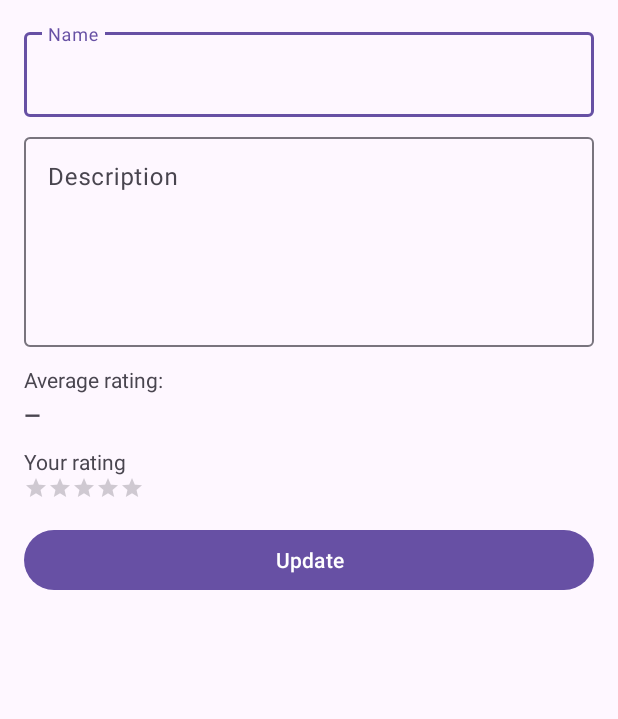
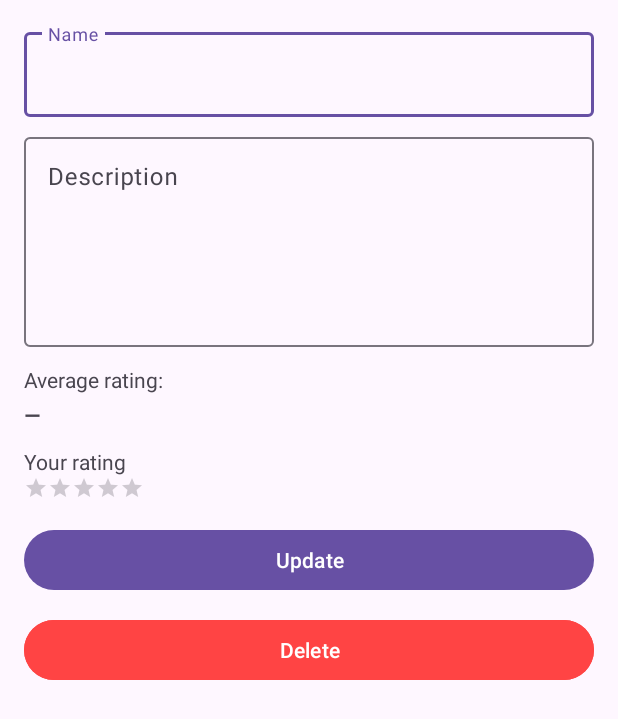
Before and after one commit to dujo09/ChefsBook, an Android app: the RecipeDetailActivity screen opened directly, with no data from a screen before it, on a phone screen of 412 x 824 dp. Shown: the top 719 px of the screen. Run offline under Robolectric (Android 15) with nearby library versions, the phone set to English and light mode, and no system bars; our stand-ins replace Firebase (no records; nobody signed in at launch, a user with empty details on screens opened directly); 1 statement that could not run was skipped.

Commit message:
delete recipe

```diff
--- a/app/src/main/java/com/dujo/chefsbook/ui/addRecipe/AddRecipeActivity.java
+++ b/app/src/main/java/com/dujo/chefsbook/ui/addRecipe/AddRecipeActivity.java
@@ -151,6 +151,11 @@ public class AddRecipeActivity extends AppCompatActivity {
             return null;
         }
 
+        if (TextUtils.isEmpty(description)) {
+            etName.setError("Description required");
+            return null;
+        }
+
         String selectedCategoryId = null;
         int pos = spinnerCategory.getSelectedItemPosition();
         if (pos >= 0 && pos < categories.size()) {
--- a/app/src/main/res/layout/activity_recipe_details.xml
+++ b/app/src/main/res/layout/activity_recipe_details.xml
@@ -97,5 +97,14 @@
             android:text="Update"
             android:layout_marginTop="16dp"/>
 
+        <Button
+            android:id="@+id/btnDelete"
+            android:layout_width="match_parent"
+            android:layout_height="wrap_content"
+            android:text="Delete"
+            android:layout_marginTop="12dp"
+            android:backgroundTint="@android:color/holo_red_light"
+            android:textColor="@android:color/white"/>
+
     </LinearLayout>
 </ScrollView>
```
Also changed, not shown: app/src/main/java/com/dujo/chefsbook/ui/recipeDetail/RecipeDetailActivity.java (+61 -0 lines).
